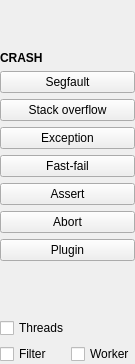
Qt form src/crashpane.ui (jpnurmi/sentry-playground) before a commit.
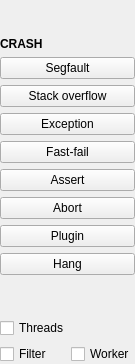
The same form after that commit.

Commit message:
Add app hang tracking
Add an App hang section to the Init pane for the enable, timeout,
and stackwalk mode options. While tracking is enabled, a main thread
timer calls `sentry_app_hang_heartbeat()` so the watchdog latches onto
the GUI thread. The Hang button blocks it for longer than the timeout,
directly or by waiting on a hung worker in worker mode.

```diff
--- a/src/crashpane.ui
+++ b/src/crashpane.ui
@@ -95,6 +95,13 @@
      </property>
     </widget>
    </item>
+   <item>
+    <widget class="QPushButton" name="appHangButton">
+     <property name="text">
+      <string>Hang</string>
+     </property>
+    </widget>
+   </item>
    <item>
     <spacer name="leftBottomSpacer">
      <property name="orientation">
```
The commit also changes 8 other files.
